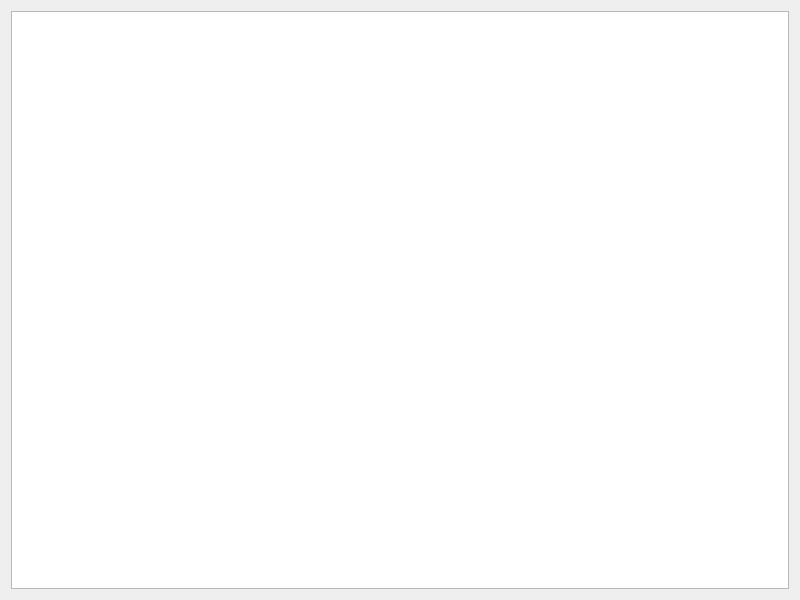
This is src/licenses/licenses.ui in vkohaupt/vokoscreenNG as Qt 5 draws it before an edit. The edited form follows.
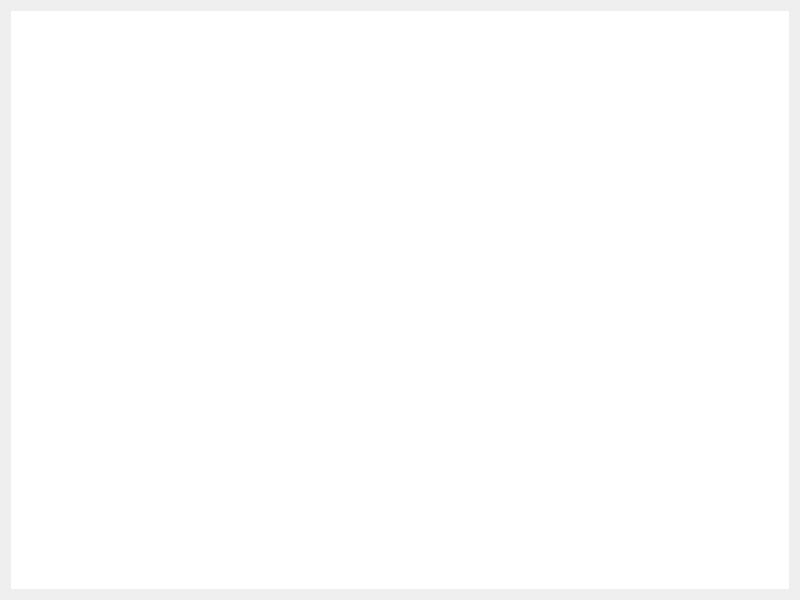
This is the edited form.

Patch:
```diff
--- a/src/licenses/licenses.ui
+++ b/src/licenses/licenses.ui
@@ -16,6 +16,9 @@
   <layout class="QVBoxLayout" name="verticalLayout_2">
    <item>
     <widget class="QTextBrowser" name="textBrowser">
+     <property name="frameShape">
+      <enum>QFrame::NoFrame</enum>
+     </property>
      <property name="openExternalLinks">
       <bool>true</bool>
      </property>
```
